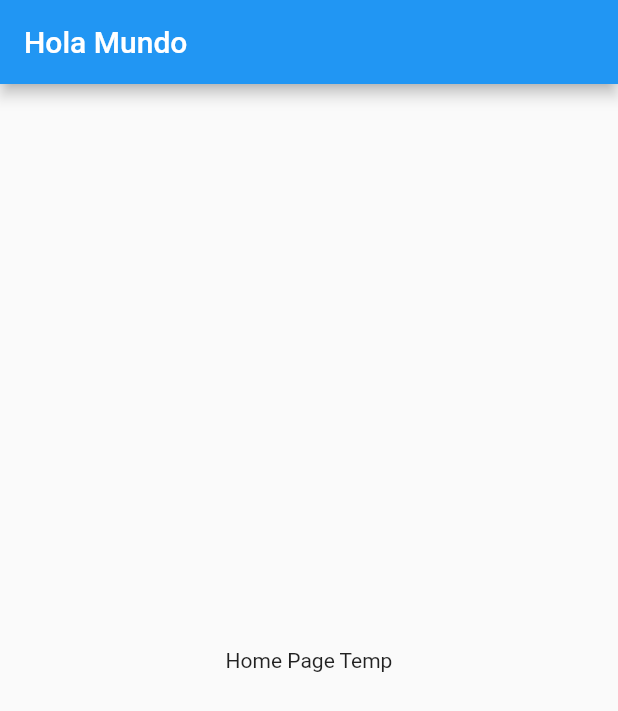
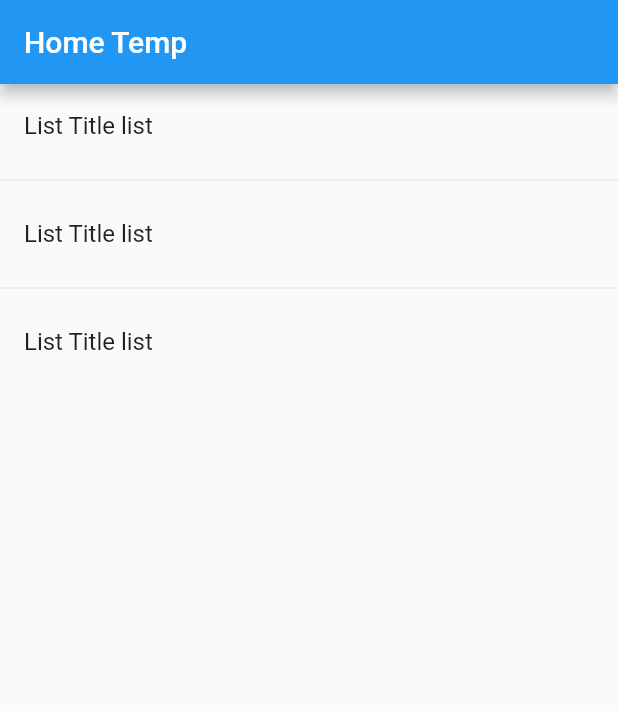
Before and after one commit to oscar02r/flutter_components, a Flutter app: the screen it shows after launch, on a phone screen of 412 x 824 dp. Shown: the top 711 px of the screen. Run offline on Flutter 3.47's test engine with Material 2 defaults, Android fonts, the phone set to English and light mode, and no system bars.

Commit message:
Added first list view to temp home

```diff
--- a/lib/main.dart
+++ b/lib/main.dart
@@ -10,12 +10,7 @@ class MyApp  extends StatelessWidget {
   Widget build(BuildContext context) {
     return MaterialApp(
            debugShowCheckedModeBanner: false,
-           home: Scaffold(
-           appBar: AppBar(
-            title: Text('Hola Mundo'),
-          ),
-          body: HomePageTemp(),
-        ),
+           home: HomePageTemp()
       );
   }
 }
--- a/lib/pages/home_page_temp.dart
+++ b/lib/pages/home_page_temp.dart
@@ -3,8 +3,24 @@ import 'package:flutter/material.dart';
 class HomePageTemp extends StatelessWidget {
   @override
   Widget build(BuildContext context) {
-    return Center(
-         child: Text('Home Page Temp'),
+    return Scaffold(
+        appBar: AppBar(title: Text('Home Temp'),
+        ),
+        body: ListView(
+          children: <Widget>[
+            ListTile(
+              title:Text("List Title list"),
+            ),
+            Divider(),
+            ListTile(
+              title:Text("List Title list"),
+            ),
+               Divider(),
+            ListTile(
+              title:Text("List Title list"),
+            ),
+          ],
+        ),
     );
   }
 }
```
